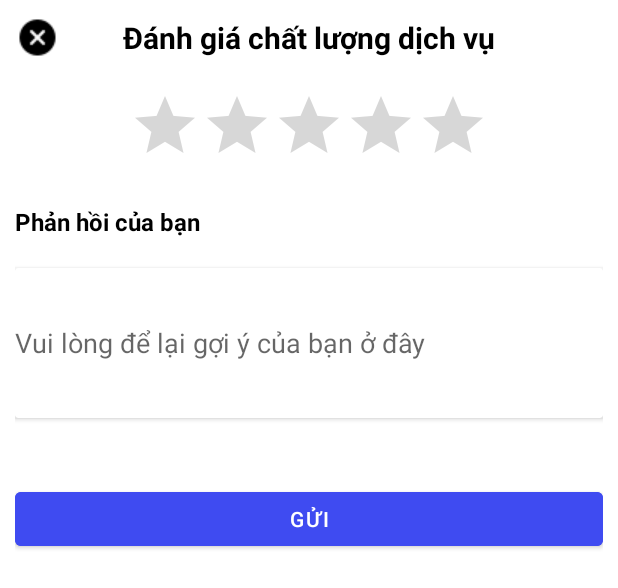
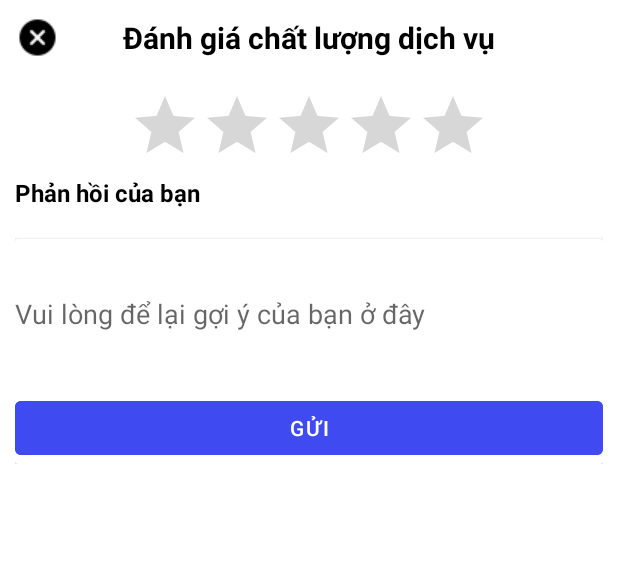
Before and after one commit to thanhlong6495/VinID-Android, an Android app: the layout profile_bottom_sheet_dialog.xml on its own in the app's theme, with its tools: preview values and no code run, on a phone screen of 412 x 824 dp. Shown: the top 588 px of the screen. Run offline under Robolectric (Android 15) with nearby library versions, the phone set to English and light mode, and no system bars.

Commit message:
Fix RatingDialog UI and update button function

```diff
--- a/app/src/main/res/layout/activity_inbox.xml
+++ b/app/src/main/res/layout/activity_inbox.xml
@@ -1,6 +1,5 @@
 <?xml version="1.0" encoding="utf-8"?>
 <RelativeLayout xmlns:android="http://schemas.android.com/apk/res/android"
-    xmlns:app="http://schemas.android.com/apk/res-auto"
     xmlns:tools="http://schemas.android.com/tools"
     style="@style/Sub_View2"
     tools:context="HomeActivities.Inbox">
--- a/app/src/main/res/layout/profile_bottom_sheet_dialog.xml
+++ b/app/src/main/res/layout/profile_bottom_sheet_dialog.xml
@@ -4,61 +4,73 @@
     android:layout_height="380dp"
     xmlns:tools="http://schemas.android.com/tools"
     tools:context="HomeActivities.Profile">
+    <ScrollView
+        android:id="@+id/SV_Rating_Dialog"
+        style="@style/Sub_View2">
         <LinearLayout
-        style="@style/Sub_View4.Profile_Bottom_Sheet_Parent_Layout">
+            style="@style/Sub_View2.Profile_Bottom_Sheet_Parent_Layout">
             <RelativeLayout
                 android:id="@+id/bottom_sheet_rating_bar"
                 style="@style/Sub_View4.Profile_Bottom_Sheet_Title">
                 <ImageView
-                style="@style/Sub_View1.Profile_Bottom_Sheet_Close_Button"/>
+                    android:id="@+id/btn_Close_Dialog"
+                    style="@style/Sub_View1.Profile_Bottom_Sheet_Close_Button" />
                 <TextView
                     style="@style/Sub_View1.Profile_Bottom_Sheet_Title_TextView" />
             </RelativeLayout>
             <RelativeLayout
                 android:layout_marginTop="@dimen/dimen20"
-            style="@style/Sub_View4">
+                style="@style/Sub_View2">
                 <RatingBar
                     android:id="@+id/rating_bar_dialog"
                     android:layout_centerHorizontal="true"
                     style="@style/Sub_View1.Rating_Bar"/>
                 <TextView
+                    android:layout_below="@+id/rating_bar_dialog"
                     android:id="@+id/tv_your_feedback"
                     style="@style/Sub_View1.Feedback_Title" />
                 <androidx.cardview.widget.CardView
                     style="@style/Sub_View4.CardView_Feedback_Edittext">
                     <EditText
+                        android:id="@+id/edt_FeedBack"
                         style="@style/Feedback_EditText"/>
+
                 </androidx.cardview.widget.CardView>
+
                 <Button
+                    android:id="@+id/btn_Send_FeedBack"
                     style="@style/Sub_View4.Button_Send"
+                    android:layout_marginTop="@dimen/dimen30"
                     tools:targetApi="lollipop" />
-            <LinearLayout
-                android:id="@+id/tv_emotion"
-                style="@style/Sub_View1"
-                android:layout_below="@+id/rating_bar_dialog"
-                android:layout_centerHorizontal="true"
-                android:weightSum="5">
-                <TextView
-                    android:id="@+id/one_star"
-                    style="@style/Sub_View1"
-                    android:layout_weight="1"/>
-                <TextView
-                    android:id="@+id/two_star"
-                    style="@style/Sub_View1"
-                    android:layout_weight="1"/>
-                <TextView
-                    android:id="@+id/three_star"
-                    style="@style/Sub_View1"
-                    android:layout_weight="1"/>
-                <TextView
-                    android:id="@+id/four_star"
-                    style="@style/Sub_View1"
-                    android:layout_weight="1"/>
-                <TextView
-                    android:id="@+id/five_star"
-                    style="@style/Sub_View1"
-                    android:layout_weight="1"/>
-            </LinearLayout>
+<!--                <LinearLayout-->
+<!--                    android:id="@+id/tv_emotion"-->
+<!--                    style="@style/Sub_View1"-->
+<!--                    android:layout_below="@+id/rating_bar_dialog"-->
+<!--                    android:layout_centerHorizontal="true"-->
+<!--                    android:weightSum="5">-->
+<!--                    <TextView-->
+<!--                        android:id="@+id/one_star"-->
+<!--                        style="@style/Sub_View1"-->
+<!--                        android:layout_weight="1"/>-->
+<!--                    <TextView-->
+<!--                        android:id="@+id/two_star"-->
+<!--                        style="@style/Sub_View1"-->
+<!--                        android:layout_weight="1"/>-->
+<!--                    <TextView-->
+<!--                        android:id="@+id/three_star"-->
+<!--                        style="@style/Sub_View1"-->
+<!--                        android:layout_weight="1"/>-->
+<!--                    <TextView-->
+<!--                        android:id="@+id/four_star"-->
+<!--                        style="@style/Sub_View1"-->
+<!--                        android:layout_weight="1"/>-->
+<!--                    <TextView-->
+<!--                        android:id="@+id/five_star"-->
+<!--                        style="@style/Sub_View1"-->
+<!--                        android:layout_weight="1"/>-->
+<!--                </LinearLayout>-->
             </RelativeLayout>
         </LinearLayout>
+    </ScrollView>
+
 </RelativeLayout>
--- a/app/src/main/res/values/strings.xml
+++ b/app/src/main/res/values/strings.xml
@@ -118,4 +118,5 @@
     <string name="three_star">Tốt</string>
     <string name="four_star">Rất tốt</string>
     <string name="five_star">Tuyệt vời</string>
+    <string name="thanks_for_rating">Cảm ơn bạn đã đánh giá</string>
 </resources>
--- a/app/src/main/res/values/styles.xml
+++ b/app/src/main/res/values/styles.xml
@@ -147,8 +147,6 @@
         <item name="android:textColor">@color/banner_text</item>
         <item name="android:layout_margin">@dimen/dimen10</item>
     </style>
-=======
->>>>>>> be95a8073c19b250768282c0fc5001f0f31477ce
     <style name="Phone_Number_EditText">
         <item name="android:inputType">number</item>
         <item name="android:layout_marginTop">@dimen/dimen10</item>
@@ -408,7 +406,7 @@
         parent="Widget.Design.BottomSheet.Modal">
         <item name="android:background">@drawable/profile_bottom_sheet_dialog</item>
     </style>
-    <style name="Sub_View4.Profile_Bottom_Sheet_Parent_Layout">
+    <style name="Sub_View2.Profile_Bottom_Sheet_Parent_Layout">
         <item name="android:orientation">vertical</item>
         <item name="android:layout_margin">@dimen/dimen10</item>
     </style>
@@ -418,6 +416,7 @@
     </style>
     <style name="Sub_View1.Profile_Bottom_Sheet_Close_Button">
         <item name="android:src">@drawable/img_button_close</item>
+        <item name="android:clickable">true</item>
     </style>
     <style name="Sub_View1.Profile_Bottom_Sheet_Title_TextView">
         <item name="android:layout_centerInParent">true</item>
@@ -444,12 +443,11 @@
         <item name="android:layout_width">match_parent</item>
         <item name="android:layout_height">@dimen/dimen100</item>
         <item name="android:background">@android:color/transparent</item>
+        <item name="android:layout_marginBottom">@dimen/dimen50</item>
     </style>
     <style name="Sub_View4.Button_Send">
         <item name="android:text">@string/send</item>
-        <item name="android:layout_alignParentBottom">true</item>
+<!--        <item name="android:layout_alignParentBottom">true</item>-->
         <item name="android:backgroundTint">@color/button_background</item>
-=======
->>>>>>> be95a8073c19b250768282c0fc5001f0f31477ce
     </style>
 </resources>
```
Also changed, not shown: app/src/main/java/HomeActivities/Profile.java (+62 -55 lines), 3 other files. Lines whose indentation alone changed are shown as unchanged.
